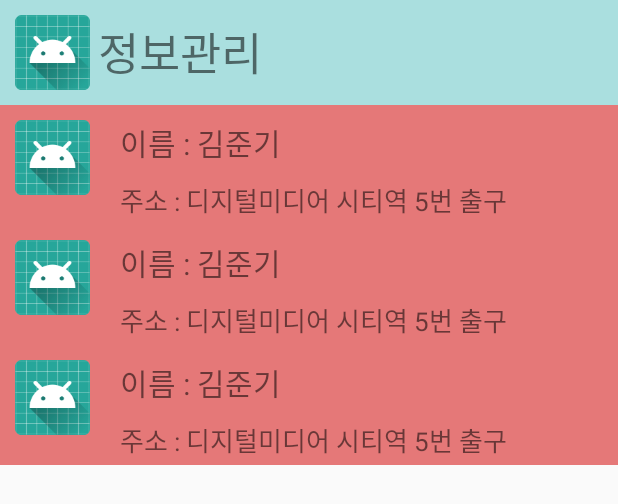
After one commit to junki94/DokGo, an Android app: the layout activity_list.xml on its own in the app's theme, with its tools: preview values and no code run, on a phone screen of 412 x 824 dp. The commit adds this screen. Shown: the top 504 px of the screen. Run offline under Robolectric (Android 15) with nearby library versions, the phone set to English and light mode, and no system bars.

Commit message:
노인 리사이클러 리스트뷰 구성

```diff
--- a/JunKiProj/app/build.gradle
+++ b/JunKiProj/app/build.gradle
@@ -19,10 +19,11 @@ android {
 }
 
 dependencies {
-    implementation fileTree(dir: 'libs', include: ['*.jar'])
+    implementation fileTree(include: ['*.jar'], dir: 'libs')
     implementation 'com.android.support:appcompat-v7:26.1.0'
     implementation 'com.android.support.constraint:constraint-layout:1.0.2'
     testImplementation 'junit:junit:4.12'
     androidTestImplementation 'com.android.support.test:runner:1.0.1'
     androidTestImplementation 'com.android.support.test.espresso:espresso-core:3.0.1'
+    implementation 'com.android.support:recyclerview-v7:26.1.0'
 }
--- a/JunKiProj/app/src/main/AndroidManifest.xml
+++ b/JunKiProj/app/src/main/AndroidManifest.xml
@@ -8,7 +8,7 @@
         android:label="@string/app_name"
         android:roundIcon="@mipmap/ic_launcher_round"
         android:supportsRtl="true"
-        android:theme="@style/AppTheme">
+        android:theme="@style/MyTheme">
         <activity android:name=".MainActivity">
             <intent-filter>
                 <action android:name="android.intent.action.MAIN" />
--- /dev/null
+++ b/JunKiProj/app/src/main/res/layout/activity_list.xml
@@ -0,0 +1,12 @@
+<?xml version="1.0" encoding="utf-8"?>
+<LinearLayout xmlns:android="http://schemas.android.com/apk/res/android"
+    xmlns:tools="http://schemas.android.com/tools"
+    android:orientation="vertical" android:layout_width="match_parent"
+    android:layout_height="match_parent">
+    <include layout="@layout/toolbar_layout"/>
+    <android.support.v7.widget.RecyclerView
+        android:id="@+id/list_recycle"
+        android:layout_width="match_parent"
+        android:layout_height="match_parent"
+        tools:listitem="@layout/layout_detail" />
+</LinearLayout>
--- /dev/null
+++ b/JunKiProj/app/src/main/res/layout/layout_detail.xml
@@ -0,0 +1,37 @@
+<?xml version="1.0" encoding="utf-8"?>
+<LinearLayout
+    xmlns:android="http://schemas.android.com/apk/res/android"
+    android:orientation="horizontal" android:layout_width="match_parent"
+    android:layout_height="80dp"
+    android:background="#E57878">
+
+    <ImageView
+        android:id="@+id/list_img"
+        android:layout_width="50dp"
+        android:layout_height="50dp"
+        android:layout_marginStart="10dp"
+        android:layout_marginTop="10dp"
+        android:src="@mipmap/ic_launcher" />
+    <LinearLayout
+        android:layout_width="wrap_content"
+        android:layout_height="match_parent"
+        android:orientation="vertical">
+        <TextView
+            android:id="@+id/list_name"
+            android:layout_width="wrap_content"
+            android:layout_height="wrap_content"
+            android:layout_marginTop="10dp"
+            android:layout_marginStart="20dp"
+            android:textSize="20sp"
+            android:text="이름 : 김준기"/>
+        <TextView
+            android:id="@+id/list_addr"
+            android:layout_width="wrap_content"
+            android:layout_height="wrap_content"
+            android:layout_marginTop="10dp"
+            android:layout_marginStart="20dp"
+            android:textSize="17sp"
+            android:text="주소 : 디지털미디어 시티역 5번 출구"/>
+    </LinearLayout>
+
+</LinearLayout>
--- /dev/null
+++ b/JunKiProj/app/src/main/res/layout/toolbar_layout.xml
@@ -0,0 +1,22 @@
+<?xml version="1.0" encoding="utf-8"?>
+<LinearLayout android:layout_height="70dp"
+    android:layout_width="match_parent"
+    xmlns:android="http://schemas.android.com/apk/res/android"
+    android:background="#AADFDF"
+    android:orientation="horizontal">
+    <ImageView
+        android:layout_marginStart="10dp"
+        android:layout_marginTop="10dp"
+        android:id="@+id/toolbar_icon"
+        android:layout_width="50dp"
+        android:layout_height="50dp"
+        android:src="@mipmap/ic_launcher"/>
+    <TextView
+        android:id="@+id/toolbar_title"
+        android:layout_width="wrap_content"
+        android:layout_height="match_parent"
+        android:layout_marginStart="5dp"
+        android:text="정보관리"
+        android:textSize="30dp"
+        android:gravity="center"/>
+</LinearLayout>
--- a/JunKiProj/app/src/main/res/values/styles.xml
+++ b/JunKiProj/app/src/main/res/values/styles.xml
@@ -7,5 +7,6 @@
         <item name="colorPrimaryDark">@color/colorPrimaryDark</item>
         <item name="colorAccent">@color/colorAccent</item>
     </style>
+    <style name="MyTheme" parent="Theme.AppCompat.Light.NoActionBar"/>
 
 </resources>
```
Also changed, not shown: JunKiProj/app/src/main/java/com/dokgo/junkiproj/Adapter/MyAdapter.java (+41 -1 lines), JunKiProj/app/src/main/java/com/dokgo/junkiproj/Data/ListData.java (added, +26 -0 lines), JunKiProj/app/src/main/java/com/dokgo/junkiproj/Holder/ListHolder.java (added, +23 -0 lines), JunKiProj/app/src/main/java/com/dokgo/junkiproj/ListActivity.java (+56 -1 lines).
